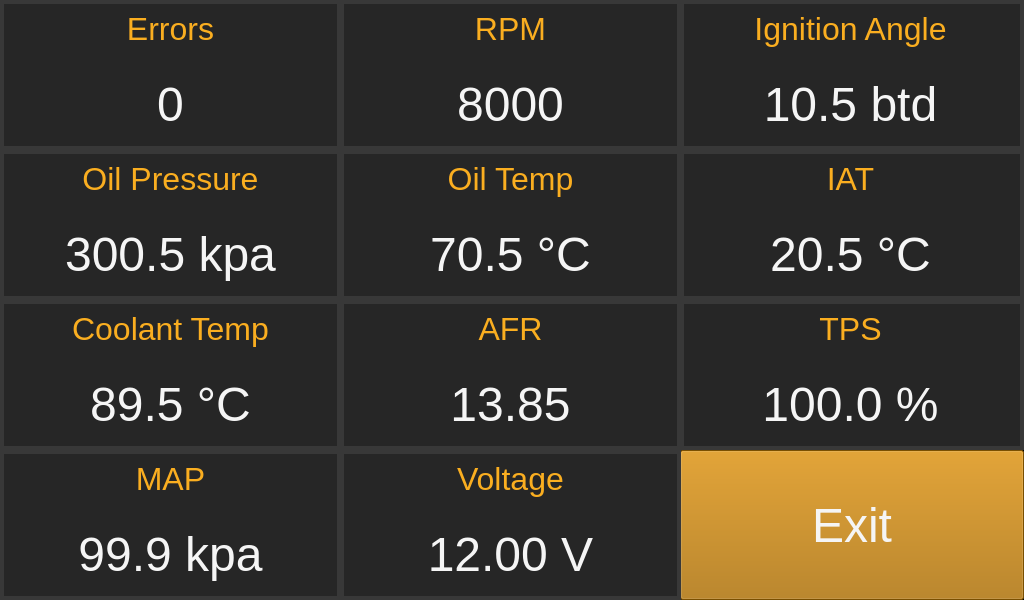
Qt form Maxdash/main.ui (HannesSjo/Raspberry-Scripts) before a commit.
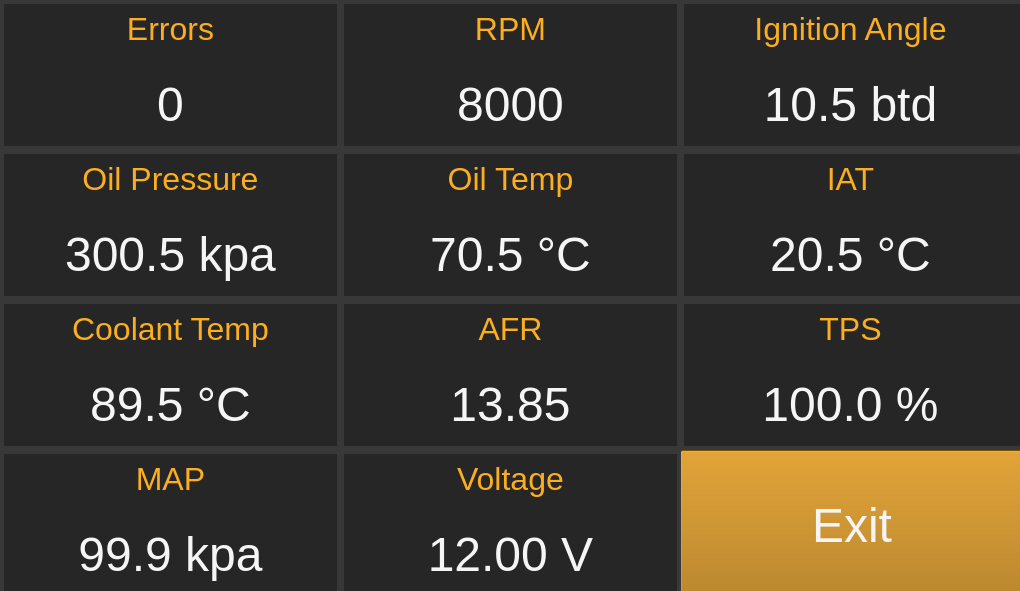
The same form after that commit.

Commit message: Changes made from testing

Patch:
```diff
--- a/Maxdash/main.ui
+++ b/Maxdash/main.ui
@@ -6,8 +6,8 @@
    <rect>
     <x>0</x>
     <y>0</y>
-    <width>1024</width>
-    <height>600</height>
+    <width>1020</width>
+    <height>591</height>
    </rect>
   </property>
   <property name="windowTitle">
@@ -196,30 +196,30 @@
     <property name="frameShadow">
      <enum>QFrame::Raised</enum>
     </property>
-    <widget class="QLabel" name="CTtxt">
-     <property name="geometry">
-      <rect>
-       <x>4</x>
-       <y>4</y>
-       <width>333</width>
-       <height>50</height>
-      </rect>
-     </property>
-     <property name="styleSheet">
-      <string notr="true">QLabel {
-	background-color: transparent; border: 0;
-	font: 32px;
-	color: #faae20;
-}</string>
-     </property>
-     <property name="text">
-      <string>Coolant Temp</string>
-     </property>
-     <property name="alignment">
-      <set>Qt::AlignCenter</set>
-     </property>
-    </widget>
     <widget class="QLabel" name="Title_3">
+     <property name="geometry">
+      <rect>
+       <x>4</x>
+       <y>4</y>
+       <width>333</width>
+       <height>50</height>
+      </rect>
+     </property>
+     <property name="styleSheet">
+      <string notr="true">QLabel {
+	background-color: transparent; border: 0;
+	font: 32px;
+	color: #faae20;
+}</string>
+     </property>
+     <property name="text">
+      <string>Coolant Temp</string>
+     </property>
+     <property name="alignment">
+      <set>Qt::AlignCenter</set>
+     </property>
+    </widget>
+    <widget class="QLabel" name="CTtxt">
      <property name="geometry">
       <rect>
        <x>4</x>
```
The commit also changes 2 other files.
